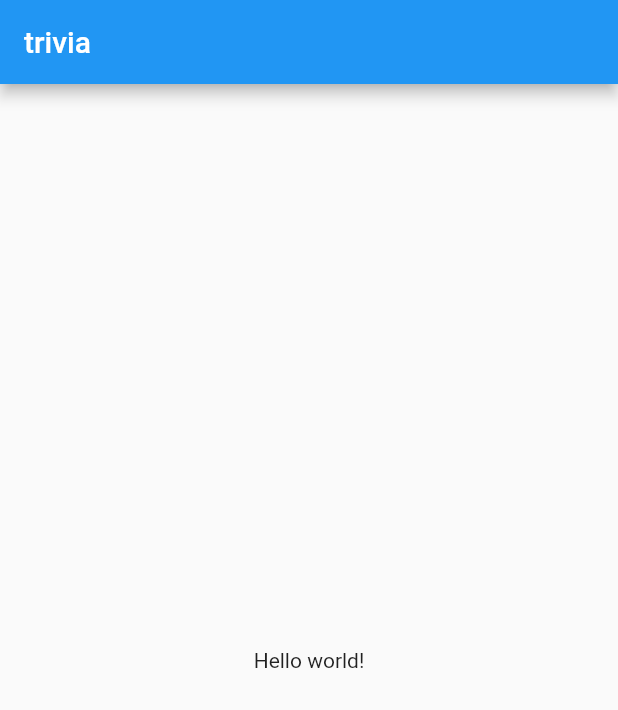
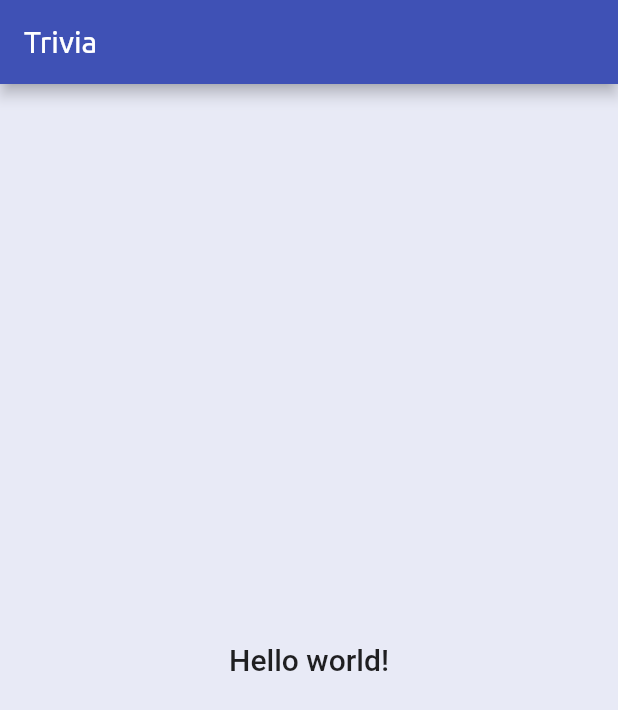
Before and after one commit to DeleMike/trivia, a Flutter app: the screen it shows after launch, on a phone screen of 412 x 824 dp. Shown: the top 710 px of the screen. Run offline on Flutter 3.47's test engine with Material 2 defaults, Android fonts, the light colour scheme and no system bars; project files that could hold a hidden picture were left out.

Commit message:
add app theme

```diff
--- a/lib/main.dart
+++ b/lib/main.dart
@@ -10,17 +10,34 @@ class MyApp extends StatelessWidget {
     return MaterialApp(
       title: 'Flutter Demo',
       theme: ThemeData(
-        primarySwatch: Colors.blue,
+        primarySwatch: Colors.indigo,
+        accentColor: Color(0xff3f51b5),
+        canvasColor: Colors.indigo[50],
+        fontFamily: 'Ubuntu',
+        textTheme: ThemeData.light().textTheme.copyWith(
+          bodyText2: TextStyle(
+                color: Color.fromRGBO(20, 51, 51, 1),
+              ),
+          bodyText1: TextStyle(
+                color: Color.fromRGBO(20, 51, 51, 1),
+              ),
+          headline6: TextStyle(
+                fontSize: 12,
+                fontFamily: 'Ubuntu',
+                fontWeight: FontWeight.bold,
+              ),
+        ) ,
         visualDensity: VisualDensity.adaptivePlatformDensity,
       ),
       home: Scaffold(
         appBar: AppBar(
-          title: Text('trivia'),
+          title: Text('Trivia'),
         ),
         body: Center(
-            child: Text('Hello world!'),
+            child: Text('Hello world!', style:  Theme.of(context).textTheme.headline6,),
           ),
       ),
+      debugShowCheckedModeBanner: false,
     );
   }
 }
```
